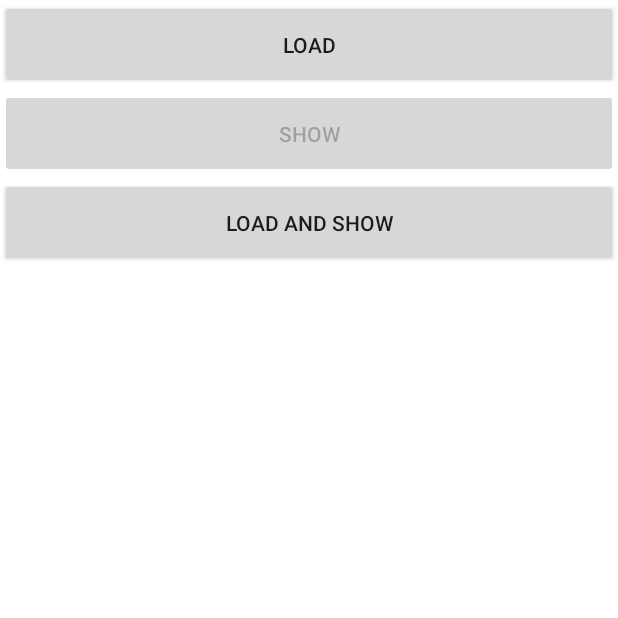
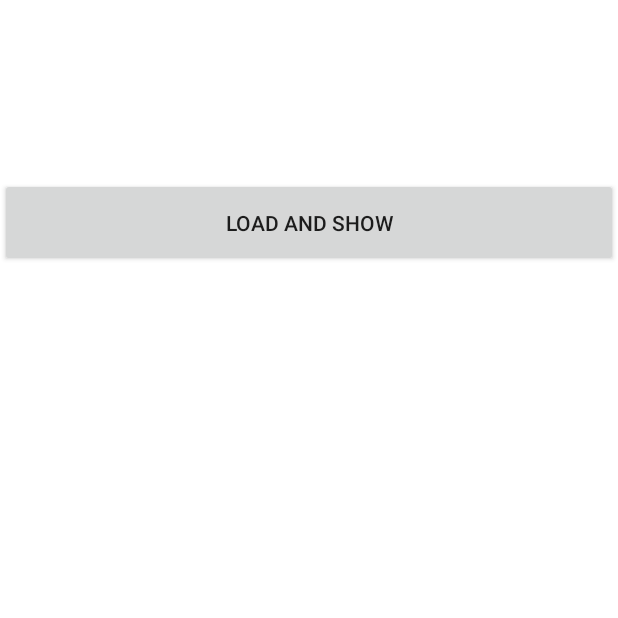
Before and after one commit to MageJun/sdk_demo, an Android app: the SplashActivity screen opened directly, with no data from a screen before it, on a phone screen of 412 x 824 dp, the top half of it. Run offline under Robolectric (Android 15) with nearby library versions, the phone set to English and light mode, and no system bars; libraries missing offline, so code that uses them is left out: com.analytics.sdk.

Commit message:
开屏广告不暴露请求和展示分离的请求方式

```diff
--- a/src/main/java/com/adsdk/demo/splash/SplashActivity.java
+++ b/src/main/java/com/adsdk/demo/splash/SplashActivity.java
@@ -12,7 +12,6 @@ import android.provider.Settings;
 import android.util.Log;
 import android.view.View;
 import android.view.ViewGroup;
-import android.widget.Button;
 import android.widget.Toast;
 
 import com.adsdk.demo.GlobalConfig;
@@ -42,7 +41,6 @@ public class SplashActivity extends Activity {
     AdRequest adRequest;
     private View loadOnlyView;
     private boolean isLoadOnly = false;
-    private Button btnShow;
     private AdController adController;
 
     @Override
@@ -50,26 +48,15 @@ public class SplashActivity extends Activity {
         super.onCreate(savedInstanceState);
         setContentView(GlobalConfig.RConfig.SPLASH_ACTIVITY_LAYOUT_ID);
         loadOnlyView = findViewById(GlobalConfig.RConfig.SPLASH_ACTIVITY_LAYOUT_LOAD_ONLY_ID);
-        btnShow = findViewById(GlobalConfig.RConfig.SPLASH_ACTIVITY_LAYOUT_SHOW_ID);
-        btnShow.setEnabled(false);
         loadOnlyView.setVisibility(View.VISIBLE);
     }
 
 
     public void onClick(View view){
         switch (view.getId()) {
-            case R.id.btn_loadOnly :
-                isLoadOnly = true;
-                btnShow.setEnabled(false);
-                featchAd();
-                break;
-            case R.id.btn_show:
+            case R.id.btn_loadAndShow:
+                isLoadOnly = false;
                 loadOnlyView.setVisibility(View.GONE);
-                showAds();
-                break;
-            case R.id.btn_loadAndShow:
-                loadOnlyView.setVisibility(View.GONE);
-                isLoadOnly = false;
                 featchAd();
                 break;
         }
@@ -172,7 +159,6 @@ public class SplashActivity extends Activity {
              */
             LogControl.i(TAG, "onAdLoaded");
             adController = controller;
-            btnShow.setEnabled(true);
         }
 
         /**
@@ -193,6 +179,7 @@ public class SplashActivity extends Activity {
                         4、请求太频繁、停一会儿再操作
                         5、新买的测试机而且没有手机卡 大概率获取不到广告的
                  */
+            next();
         }
 
         @Override
--- a/src/main/res/layout/activity_splashv2.xml
+++ b/src/main/res/layout/activity_splashv2.xml
@@ -40,7 +40,8 @@
             android:gravity="center"
             android:text="Load"
             android:textSize="14sp"
-            android:onClick="onClick"/>
+            android:onClick="onClick"
+            android:visibility="invisible"/>
         <Button
             android:id="@+id/btn_show"
             android:layout_width="match_parent"
@@ -49,7 +50,8 @@
             android:padding="20dp"
             android:text="Show"
             android:textSize="14sp"
-            android:onClick="onClick"/>
+            android:onClick="onClick"
+            android:visibility="invisible"/>
         <Button
             android:id="@+id/btn_loadAndShow"
             android:layout_width="match_parent"
```
